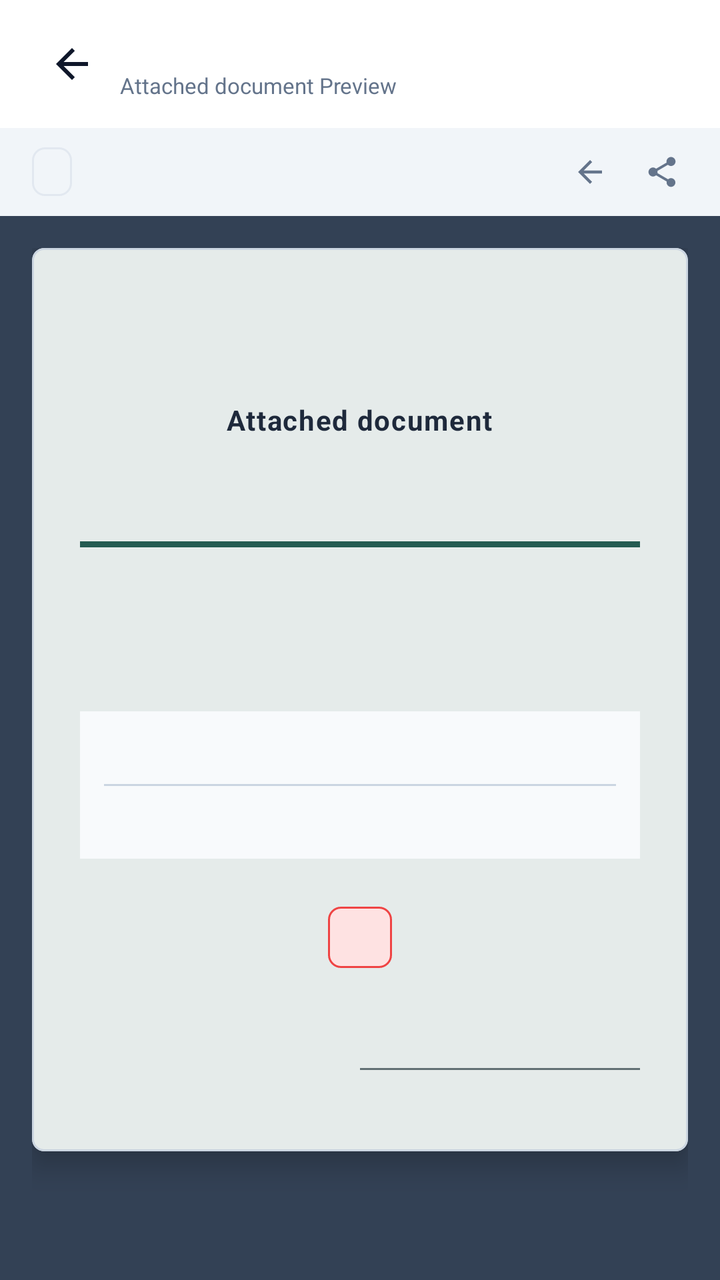
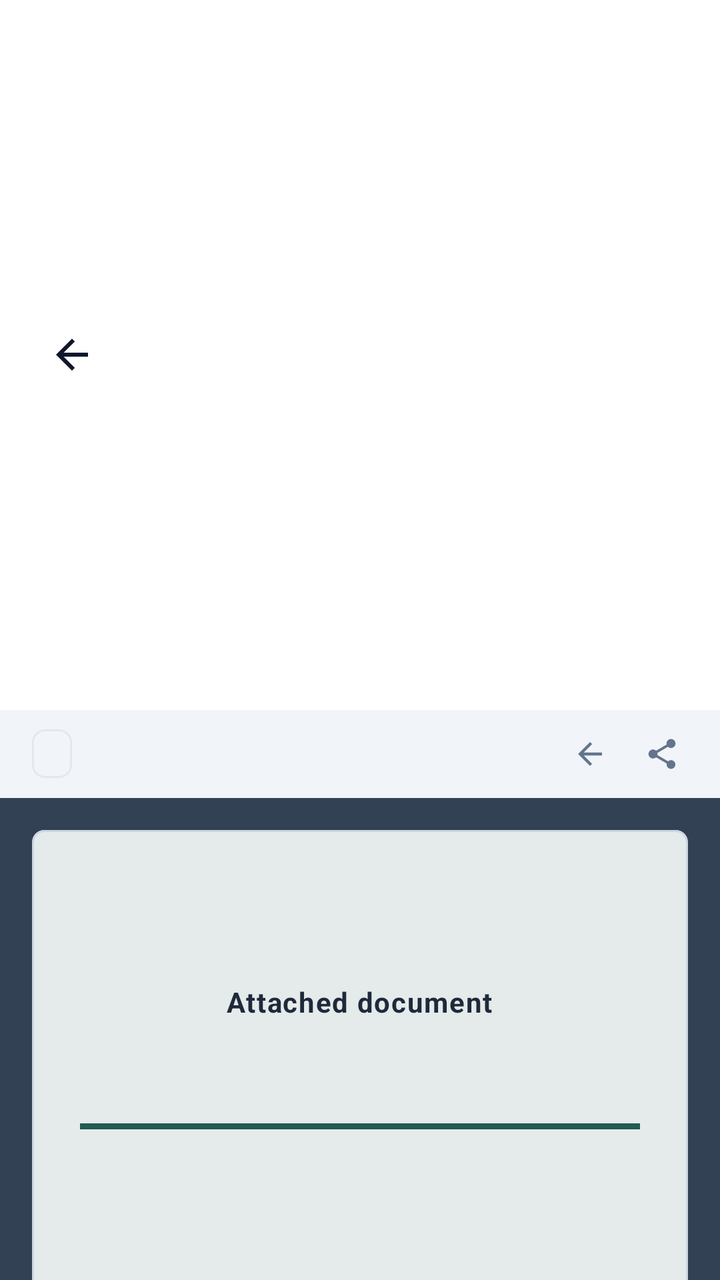

Compare the two renders of this Android layout. The source of the first and the diff that turns it into the second are given below.
<!-- AndroidManifest.xml: application theme Theme.Notify -->
<!-- res/layout/activity_document_preview.xml -->
<?xml version="1.0" encoding="utf-8"?>
<androidx.coordinatorlayout.widget.CoordinatorLayout xmlns:android="http://schemas.android.com/apk/res/android"
    xmlns:app="http://schemas.android.com/apk/res-auto"
    android:layout_width="match_parent"
    android:layout_height="match_parent"
    android:background="#334155">

    
    <com.google.android.material.appbar.AppBarLayout
        android:layout_width="match_parent"
        android:layout_height="wrap_content"
        android:background="@color/surface"
        app:elevation="4dp">

        <androidx.appcompat.widget.Toolbar
            android:id="@+id/toolbarDocPreview"
            android:layout_width="match_parent"
            android:layout_height="?attr/actionBarSize"
            android:paddingHorizontal="8dp">

            <ImageButton
                android:id="@+id/btnBackDoc"
                android:layout_width="40dp"
                android:layout_height="40dp"
                android:background="?attr/selectableItemBackgroundBorderless"
                android:contentDescription="Back"
                android:src="@drawable/ic_arrow_back"
                app:tint="@color/on_surface" />

            <LinearLayout
                android:layout_width="wrap_content"
                android:layout_height="wrap_content"
                android:layout_marginStart="12dp"
                android:orientation="vertical">

                <TextView
                    android:id="@+id/tvDocPreviewTitle"
                    android:layout_width="wrap_content"
                    android:layout_height="wrap_content"
                    android:ellipsize="end"
                    android:maxLines="1"
                    android:text=""
                    android:textColor="@color/on_surface"
                    android:textSize="16sp"
                    android:textStyle="bold" />

                <TextView
                    android:id="@+id/tvDocPreviewSubtitle"
                    android:layout_width="wrap_content"
                    android:layout_height="wrap_content"
                    android:text="Attached document Preview"
                    android:textColor="@color/on_surface_variant"
                    android:textSize="11sp" />
            </LinearLayout>

            <View
                android:layout_width="0dp"
                android:layout_height="1dp"
                android:layout_weight="1" />

            <ImageButton
                android:id="@+id/btnOpenExternalTop"
                android:layout_width="40dp"
                android:layout_height="40dp"
                android:layout_gravity="end"
                android:background="?attr/selectableItemBackgroundBorderless"
                android:contentDescription="Open in External App"
                android:src="@drawable/ic_share"
                android:visibility="gone"
                app:tint="@color/on_surface" />

        </androidx.appcompat.widget.Toolbar>

        
        <LinearLayout
            android:layout_width="match_parent"
            android:layout_height="44dp"
            android:background="@color/surface_variant"
            android:gravity="center_vertical"
            android:orientation="horizontal"
            android:paddingHorizontal="16dp">

            <TextView
                android:id="@+id/tvPageIndicator"
                android:layout_width="wrap_content"
                android:layout_height="wrap_content"
                android:background="@drawable/bg_attachment_pill"
                android:paddingHorizontal="10dp"
                android:paddingVertical="4dp"
                android:text=""
                android:textColor="@color/primary"
                android:textSize="12sp"
                android:textStyle="bold" />

            <View
                android:layout_width="0dp"
                android:layout_height="1dp"
                android:layout_weight="1" />

            <com.google.android.material.button.MaterialButton
                android:id="@+id/btnPrevPage"
                style="@style/Widget.Material3.Button.IconButton"
                android:layout_width="36dp"
                android:layout_height="36dp"
                android:contentDescription="Previous Page"
                app:icon="@drawable/ic_arrow_back"
                app:iconSize="18dp"
                app:iconTint="@color/on_surface_variant" />

            <com.google.android.material.button.MaterialButton
                android:id="@+id/btnNextPage"
                style="@style/Widget.Material3.Button.IconButton"
                android:layout_width="36dp"
                android:layout_height="36dp"
                android:contentDescription="Next Page"
                app:icon="@drawable/ic_share"
                app:iconSize="18dp"
                app:iconTint="@color/on_surface_variant" />

        </LinearLayout>
    </com.google.android.material.appbar.AppBarLayout>

    
    <androidx.recyclerview.widget.RecyclerView
        android:id="@+id/rvPdfPages"
        android:layout_width="match_parent"
        android:layout_height="match_parent"
        android:clipToPadding="false"
        android:paddingHorizontal="16dp"
        android:paddingTop="16dp"
        android:paddingBottom="32dp"
        android:visibility="gone"
        app:layout_behavior="@string/appbar_scrolling_view_behavior" />

    
    <ProgressBar
        android:id="@+id/pbLoadingPdf"
        android:layout_width="44dp"
        android:layout_height="44dp"
        android:layout_gravity="center"
        android:indeterminate="true"
        android:visibility="gone" />

    
    <androidx.core.widget.NestedScrollView
        android:id="@+id/nestedScrollFallback"
        android:layout_width="match_parent"
        android:layout_height="match_parent"
        android:clipToPadding="false"
        android:padding="16dp"
        android:visibility="visible"
        app:layout_behavior="@string/appbar_scrolling_view_behavior">

        <LinearLayout
            android:layout_width="match_parent"
            android:layout_height="wrap_content"
            android:orientation="vertical">

            
            <com.google.android.material.card.MaterialCardView
                android:id="@+id/layoutOfficeDocContainer"
                android:layout_width="match_parent"
                android:layout_height="wrap_content"
                android:layout_marginBottom="24dp"
                app:cardBackgroundColor="#FFFFFF"
                app:cardCornerRadius="6dp"
                app:cardElevation="6dp"
                app:strokeColor="#CBD5E1"
                app:strokeWidth="1dp"
                android:visibility="gone">

                <LinearLayout
                    android:layout_width="match_parent"
                    android:layout_height="wrap_content"
                    android:gravity="center_horizontal"
                    android:orientation="vertical"
                    android:padding="24dp">

                    <ImageView
                        android:layout_width="56dp"
                        android:layout_height="56dp"
                        android:layout_marginBottom="12dp"
                        android:src="@drawable/ic_attach_file"
                        app:tint="@color/primary" />

                    <TextView
                        android:id="@+id/tvOfficeDocName"
                        android:layout_width="wrap_content"
                        android:layout_height="wrap_content"
                        android:gravity="center"
                        android:text=""
                        android:textColor="#0F172A"
                        android:textSize="16sp"
                        android:textStyle="bold" />

                    <TextView
                        android:id="@+id/tvOfficeDocMeta"
                        android:layout_width="wrap_content"
                        android:layout_height="wrap_content"
                        android:layout_marginTop="4dp"
                        android:text=""
                        android:textColor="#64748B"
                        android:textSize="12sp" />

                    <com.google.android.material.button.MaterialButton
                        android:id="@+id/btnOpenOfficeApp"
                        android:layout_width="match_parent"
                        android:layout_height="50dp"
                        android:layout_marginTop="20dp"
                        android:text="Open in Word / Docs App"
                        app:cornerRadius="6dp"
                        app:icon="@drawable/ic_share" />
                </LinearLayout>
            </com.google.android.material.card.MaterialCardView>

            
            <com.google.android.material.card.MaterialCardView
                android:id="@+id/cardDocumentPaper"
                android:layout_width="match_parent"
                android:layout_height="wrap_content"
                android:layout_gravity="center_horizontal"
                android:layout_marginBottom="32dp"
                app:cardBackgroundColor="#FFFFFF"
                app:cardCornerRadius="6dp"
                app:cardElevation="8dp"
                app:strokeColor="#CBD5E1"
                app:strokeWidth="1dp">

            <LinearLayout
                android:layout_width="match_parent"
                android:layout_height="wrap_content"
                android:orientation="vertical"
                android:padding="24dp">

                
                <LinearLayout
                    android:layout_width="match_parent"
                    android:layout_height="wrap_content"
                    android:gravity="center_horizontal"
                    android:orientation="vertical">

                    <TextView
                        android:layout_width="wrap_content"
                        android:layout_height="wrap_content"
                        android:text=""
                        android:textSize="36sp" />

                    <TextView
                        android:layout_width="wrap_content"
                        android:layout_height="wrap_content"
                        android:layout_marginTop="4dp"
                        android:gravity="center"
                        android:letterSpacing="0.04"
                        android:text="Attached document"
                        android:textColor="#1E293B"
                        android:textSize="14sp"
                        android:textStyle="bold" />

                    <TextView
                        android:layout_width="wrap_content"
                        android:layout_height="wrap_content"
                        android:gravity="center"
                        android:text=""
                        android:textColor="#64748B"
                        android:textSize="11sp"
                        android:textStyle="bold" />

                    <TextView
                        android:id="@+id/tvDocRef"
                        android:layout_width="wrap_content"
                        android:layout_height="wrap_content"
                        android:layout_marginTop="6dp"
                        android:text=""
                        android:textColor="#475569"
                        android:textSize="11sp" />
                </LinearLayout>

                
                <View
                    android:layout_width="match_parent"
                    android:layout_height="3dp"
                    android:layout_marginVertical="16dp"
                    android:background="#245B52" />

                
                <TextView
                    android:id="@+id/tvDocHeadline"
                    android:layout_width="match_parent"
                    android:layout_height="wrap_content"
                    android:gravity="center"
                    android:text=""
                    android:textColor="#0F172A"
                    android:textSize="15sp"
                    android:textStyle="bold" />

                
                <TextView
                    android:id="@+id/tvDocNoticeContent"
                    android:layout_width="match_parent"
                    android:layout_height="wrap_content"
                    android:layout_marginTop="12dp"
                    android:lineSpacingMultiplier="1.4"
                    android:text=""
                    android:textColor="#334155"
                    android:textSize="13sp" />

                
                <LinearLayout
                    android:id="@+id/layoutDocTable"
                    android:layout_width="match_parent"
                    android:layout_height="wrap_content"
                    android:layout_marginTop="16dp"
                    android:background="#F8FAFC"
                    android:orientation="vertical"
                    android:padding="12dp">

                    <TextView
                        android:id="@+id/tvTableTitle"
                        android:layout_width="wrap_content"
                        android:layout_height="wrap_content"
                        android:text=""
                        android:textColor="#1E293B"
                        android:textSize="12sp"
                        android:textStyle="bold" />

                    <View
                        android:layout_width="match_parent"
                        android:layout_height="1dp"
                        android:layout_marginVertical="8dp"
                        android:background="#CBD5E1" />

                    <TextView
                        android:id="@+id/tvTableDetails"
                        android:layout_width="match_parent"
                        android:layout_height="wrap_content"
                        android:lineSpacingMultiplier="1.3"
                        android:text=""
                        android:textColor="#334155"
                        android:textSize="12sp" />
                </LinearLayout>

                
                <LinearLayout
                    android:layout_width="wrap_content"
                    android:layout_height="wrap_content"
                    android:layout_gravity="center_horizontal"
                    android:layout_marginTop="24dp"
                    android:background="@drawable/bg_urgent_badge"
                    android:gravity="center"
                    android:paddingHorizontal="16dp"
                    android:paddingVertical="8dp">

                    <TextView
                        android:layout_width="wrap_content"
                        android:layout_height="wrap_content"
                        android:text=""
                        android:textColor="@color/badge_urgent"
                        android:textSize="11sp"
                        android:textStyle="bold" />
                </LinearLayout>

                
                <LinearLayout
                    android:layout_width="wrap_content"
                    android:layout_height="wrap_content"
                    android:layout_gravity="end"
                    android:layout_marginTop="28dp"
                    android:gravity="center"
                    android:orientation="vertical">

                    <TextView
                        android:id="@+id/tvDocSignee"
                        android:layout_width="wrap_content"
                        android:layout_height="wrap_content"
                        android:text=""
                        android:textColor="#1E40AF"
                        android:textSize="14sp"
                        android:textStyle="italic|bold" />

                    <View
                        android:layout_width="140dp"
                        android:layout_height="1dp"
                        android:layout_marginVertical="3dp"
                        android:background="#617074" />

                    <TextView
                        android:id="@+id/tvDocDesignation"
                        android:layout_width="wrap_content"
                        android:layout_height="wrap_content"
                        android:text=""
                        android:textColor="#64748B"
                        android:textSize="10sp" />
                </LinearLayout>

            </LinearLayout>
        </com.google.android.material.card.MaterialCardView>
        </LinearLayout>
    </androidx.core.widget.NestedScrollView>

</androidx.coordinatorlayout.widget.CoordinatorLayout>
<!-- resources referenced by this layout -->
<resources>
  <color name="badge_urgent">#EF4444</color>
  <color name="on_surface">#0F172A</color>
  <color name="on_surface_variant">#64748B</color>
  <color name="primary">#245B52</color>
  <color name="surface">#FFFFFF</color>
  <color name="surface_variant">#F1F5F9</color>
  <!-- drawable bg_attachment_pill (drawable) -->
  <?xml version="1.0" encoding="utf-8"?>
  <shape xmlns:android="http://schemas.android.com/apk/res/android"
      android:shape="rectangle">
      <solid android:color="@color/surface_variant" />
      <stroke android:width="1dp" android:color="@color/outline_variant" />
      <corners android:radius="6dp" />
      <padding android:left="10dp" android:top="6dp" android:right="10dp" android:bottom="6dp" />
  </shape>
  <!-- drawable bg_urgent_badge (drawable) -->
  <?xml version="1.0" encoding="utf-8"?>
  <shape xmlns:android="http://schemas.android.com/apk/res/android"
      android:shape="rectangle">
      <solid android:color="@color/badge_urgent_bg" />
      <stroke android:width="1dp" android:color="@color/badge_urgent" />
      <corners android:radius="6dp" />
      <padding android:left="8dp" android:top="3dp" android:right="8dp" android:bottom="3dp" />
  </shape>
  <!-- drawable ic_arrow_back (drawable) -->
  <vector xmlns:android="http://schemas.android.com/apk/res/android"
      android:width="24dp"
      android:height="24dp"
      android:viewportWidth="24"
      android:viewportHeight="24">
    <path
        android:fillColor="#FFFFFFFF"
        android:pathData="M20,11H7.83l5.59,-5.59L12,4l-8,8 8,8 1.41,-1.41L7.83,13H20v-2z"/>
  </vector>
  <!-- drawable ic_attach_file (drawable) -->
  <vector xmlns:android="http://schemas.android.com/apk/res/android"
      android:width="24dp"
      android:height="24dp"
      android:viewportWidth="24"
      android:viewportHeight="24">
    <path
        android:fillColor="#FF4F46E5"
        android:pathData="M16.5,6v11.5c0,2.21 -1.79,4 -4,4s-4,-1.79 -4,-4V5c0,-1.38 1.12,-2.5 2.5,-2.5s2.5,1.12 2.5,2.5v10.5c0,0.55 -0.45,1 -1,1s-1,-0.45 -1,-1V6H10v9.5c0,1.38 1.12,2.5 2.5,2.5s2.5,-1.12 2.5,-2.5V5c0,-2.21 -1.79,-4 -4,-4S7,2.79 7,5v12.5c0,3.04 2.46,5.5 5.5,5.5s5.5,-2.46 5.5,-5.5V6h-1.5z"/>
  </vector>
  <!-- drawable ic_share (drawable) -->
  <vector xmlns:android="http://schemas.android.com/apk/res/android"
      android:width="24dp"
      android:height="24dp"
      android:viewportWidth="24"
      android:viewportHeight="24">
    <path
        android:fillColor="#FF475569"
        android:pathData="M18,16.08c-0.76,0 -1.44,0.3 -1.96,0.77L8.91,12.7c0.05,-0.23 0.09,-0.46 0.09,-0.7s-0.04,-0.47 -0.09,-0.7l7.05,-4.11c0.54,0.5 1.25,0.81 2.04,0.81 1.66,0 3,-1.34 3,-3s-1.34,-3 -3,-3 -3,1.34 -3,3c0,0.24 0.04,0.47 0.09,0.7L8.04,9.81C7.5,9.31 6.79,9 6,9c-1.66,0 -3,1.34 -3,3s1.34,3 3,3c0.79,0 1.5,-0.31 2.04,-0.81l7.12,4.16c-0.05,0.21 -0.08,0.43 -0.08,0.65 0,1.61 1.31,2.92 2.92,2.92 1.61,0 2.92,-1.31 2.92,-2.92s-1.31,-2.92 -2.92,-2.92z"/>
  </vector>
  <style name="Theme.Notify" parent="Base.Theme.Notify" />
  <color name="outline_variant">#E2E8F0</color>
  <color name="badge_urgent_bg">#FEE2E2</color>
  <style name="ShapeAppearance.Notify" parent="ShapeAppearance.Material3.Corner.Small"><item name="cornerSize">6dp</item></style>
  <style name="Widget.Notify.Button" parent="Widget.Material3.Button"><item name="cornerRadius">6dp</item></style>
  <style name="Widget.Notify.ExtendedButton" parent="Widget.Material3.ExtendedFloatingActionButton.Primary"><item name="shapeAppearance">@style/ShapeAppearance.Notify</item><item name="elevation">0dp</item></style>
  <color name="primary_dark">#19473F</color>
  <color name="on_primary">#FFFFFF</color>
  <color name="primary_container">#DAE9E2</color>
  <color name="on_primary_container">#173B45</color>
  <color name="secondary">#10B981</color>
  <color name="secondary_container">#D1FAE5</color>
  <color name="on_secondary">#FFFFFF</color>
  <color name="on_secondary_container">#064E3B</color>
  <color name="background">#F8FAFC</color>
  <color name="outline">#CBD5E1</color>
  <!-- unchanged entries left out for length: 1 -->
</resources>

<!-- the commit's change to res/layout/activity_document_preview.xml (unified diff, before → after) -->
@@ -3,6 +3,7 @@
     xmlns:app="http://schemas.android.com/apk/res-auto"
     android:layout_width="match_parent"
     android:layout_height="match_parent"
+    android:fitsSystemWindows="true"
     android:background="#334155">
 
     
@@ -15,8 +16,10 @@
         <androidx.appcompat.widget.Toolbar
             android:id="@+id/toolbarDocPreview"
             android:layout_width="match_parent"
-            android:layout_height="?attr/actionBarSize"
-            android:paddingHorizontal="8dp">
+            android:layout_height="wrap_content"
+            android:minHeight="?attr/actionBarSize"
+            android:paddingHorizontal="8dp"
+            android:paddingVertical="4dp">
 
             <ImageButton
                 android:id="@+id/btnBackDoc"
@@ -28,35 +31,32 @@
                 app:tint="@color/on_surface" />
 
             <LinearLayout
-                android:layout_width="wrap_content"
+                android:layout_width="0dp"
                 android:layout_height="wrap_content"
+                android:layout_weight="1"
                 android:layout_marginStart="12dp"
+                android:layout_marginEnd="8dp"
                 android:orientation="vertical">
 
                 <TextView
                     android:id="@+id/tvDocPreviewTitle"
-                    android:layout_width="wrap_content"
-                    android:layout_height="wrap_content"
-                    android:ellipsize="end"
-                    android:maxLines="1"
+                    android:layout_width="match_parent"
+                    android:layout_height="wrap_content"
+                    android:ellipsize="middle"
+                    android:maxLines="2"
                     android:text=""
                     android:textColor="@color/on_surface"
-                    android:textSize="16sp"
+                    android:textSize="15sp"
                     android:textStyle="bold" />
 
                 <TextView
                     android:id="@+id/tvDocPreviewSubtitle"
-                    android:layout_width="wrap_content"
+                    android:layout_width="match_parent"
                     android:layout_height="wrap_content"
                     android:text="Attached document Preview"
                     android:textColor="@color/on_surface_variant"
                     android:textSize="11sp" />
             </LinearLayout>
-
-            <View
-                android:layout_width="0dp"
-                android:layout_height="1dp"
-                android:layout_weight="1" />
 
             <ImageButton
                 android:id="@+id/btnOpenExternalTop"
